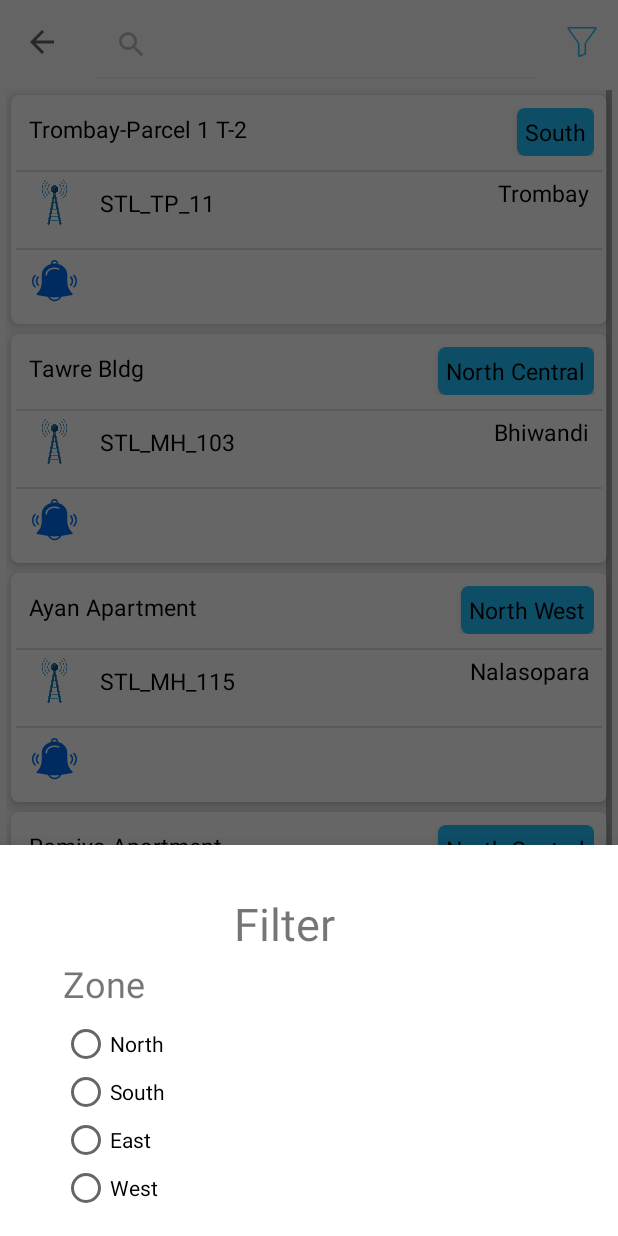
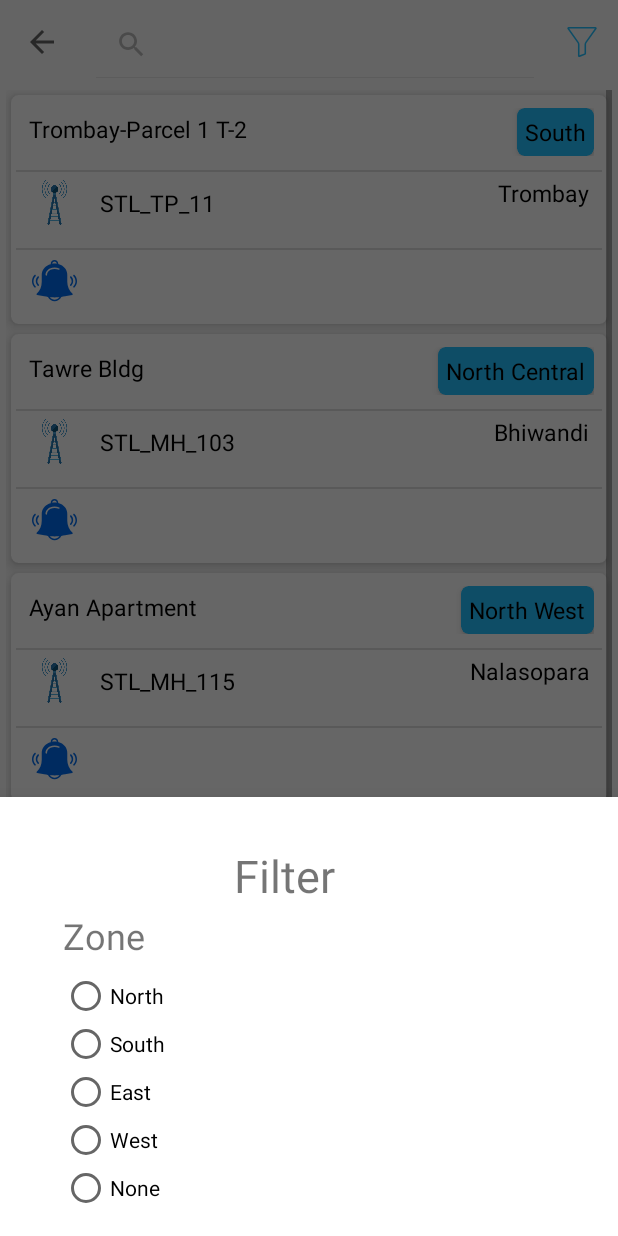
Before and after one commit to abhishekgupta-99/Suyog_App, an Android app: the screen it shows after launch (MainActivity), after a tap on "Filter", on a phone screen of 412 x 824 dp. Run offline under Robolectric (Android 15) with nearby library versions, the phone set to English and light mode, and no system bars; libraries missing offline, so code that uses them is left out: com.hootsuite.nachos; plain views replace NachoTextView; 1 other tap on this screen came first.

Commit message:
merge_commit

```diff
--- a/app/src/main/res/layout/filter_bottom_sheet.xml
+++ b/app/src/main/res/layout/filter_bottom_sheet.xml
@@ -1,5 +1,6 @@
 <?xml version="1.0" encoding="utf-8"?>
-<android.support.constraint.ConstraintLayout xmlns:android="http://schemas.android.com/apk/res/android"
+<android.support.constraint.ConstraintLayout
+    xmlns:android="http://schemas.android.com/apk/res/android"
     xmlns:app="http://schemas.android.com/apk/res-auto"
     xmlns:tools="http://schemas.android.com/tools"
     android:layout_width="match_parent"
@@ -44,6 +45,8 @@
         app:layout_constraintStart_toStartOf="parent"
         app:layout_constraintTop_toBottomOf="@+id/textView4">
 
+
+
         <RadioButton
             android:id="@+id/radio_north"
             android:layout_width="wrap_content"
@@ -62,16 +65,19 @@
             android:id="@+id/radio_east"
             android:layout_width="wrap_content"
             android:layout_height="wrap_content"
-
             android:text="East" />
 
         <RadioButton
             android:id="@+id/radio_west"
             android:layout_width="wrap_content"
             android:layout_height="wrap_content"
-
             android:text="West" />
 
+        <RadioButton
+            android:id="@+id/radio_none"
+            android:layout_width="wrap_content"
+            android:layout_height="wrap_content"
+            android:text="None" />
 
     </RadioGroup>
 </android.support.constraint.ConstraintLayout>
```
